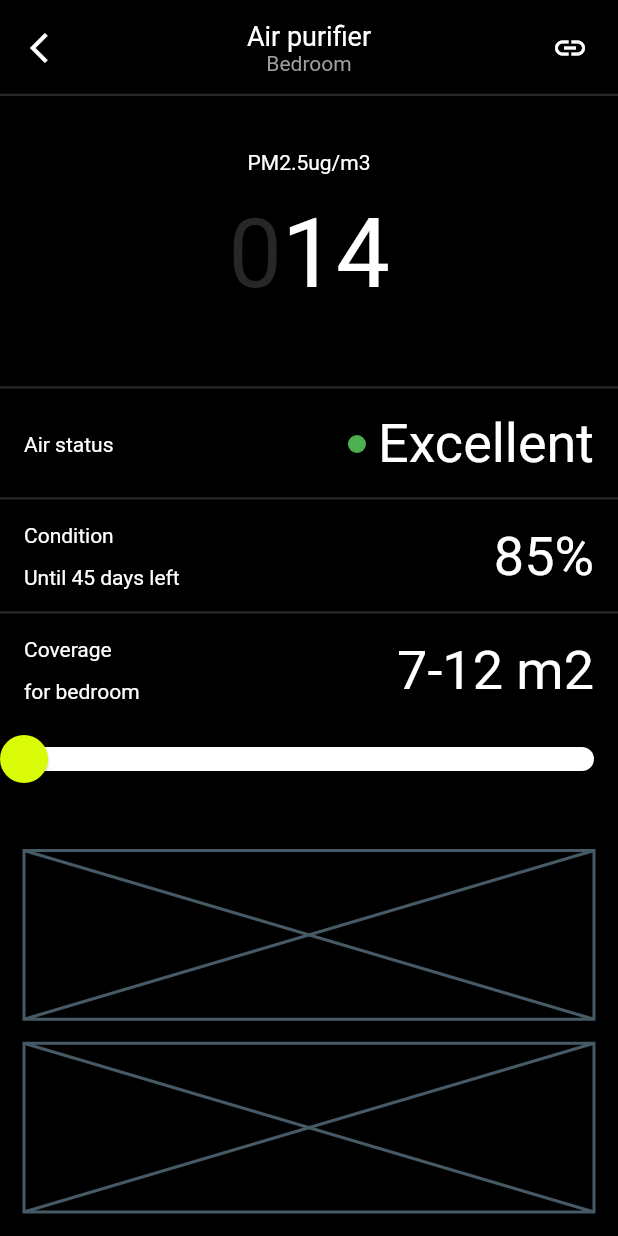
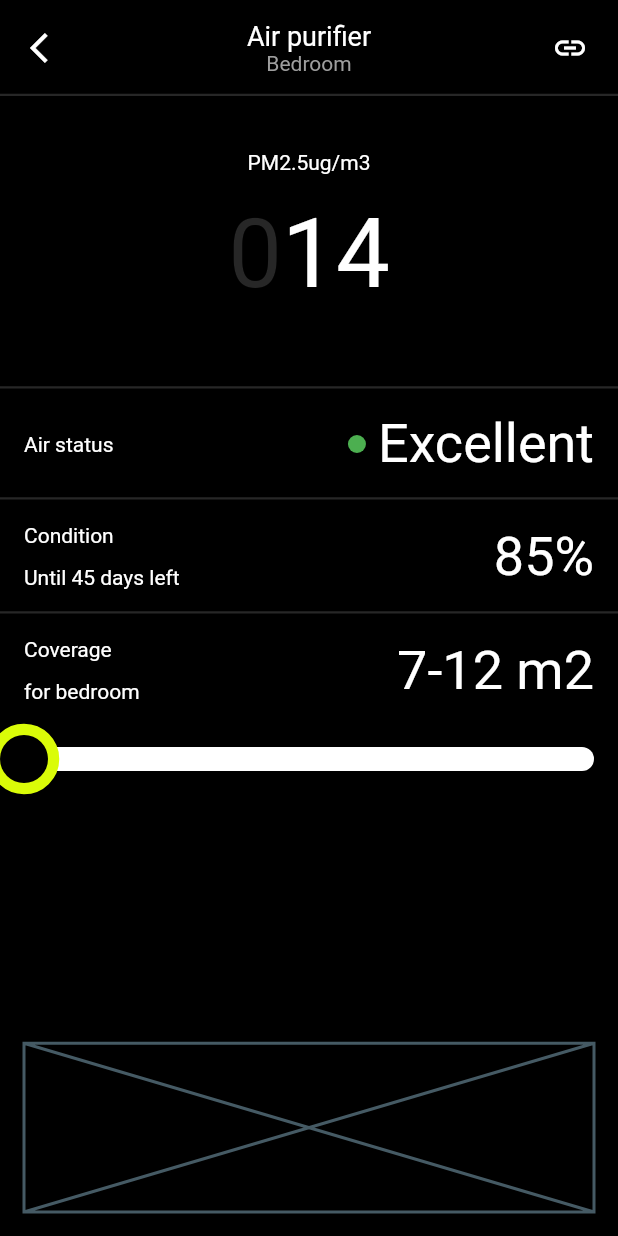
Before and after one commit to JAICHANGPARK/flutter_notebook_19th_story, a Flutter app: the screen it shows after launch, after a tap on "Air purifier", on a phone screen of 412 x 824 dp. Run offline on Flutter 3.47's test engine with Material 2 defaults, Android fonts, the phone set to English and light mode, and no system bars; our stand-ins replace cached_network_image, flutter_riverpod, freezed_annotation, smooth_page_indicator, video_player; network calls fail.

Commit message:
Update air_purifier_setting_page.dart

```diff
--- a/lib/ep1109_smart_home_app/src/ui/air_purifier_setting_page.dart
+++ b/lib/ep1109_smart_home_app/src/ui/air_purifier_setting_page.dart
@@ -228,10 +228,11 @@ class _AirPurifierSettingPageState extends State<AirPurifierSettingPage> {
                                 trackHeight: 16,
                                 overlayShape: SliderComponentShape.noThumb,
                                 inactiveTrackColor: Colors.white,
-                                thumbShape: RoundSliderThumbShape(
-                                  enabledThumbRadius: 16,
-                                  pressedElevation: 2,
-                                ),
+                                // thumbShape: RoundSliderThumbShape(
+                                //   enabledThumbRadius: 16,
+                                //   pressedElevation: 2,
+                                // ),
+                                thumbShape: SliderThumbShape(),
                                 thumbColor: kShaAccents,
                                 trackShape: RoundedRectSliderTrackShape(),
                                 activeTrackColor: kShaAccents,
@@ -260,7 +261,9 @@ class _AirPurifierSettingPageState extends State<AirPurifierSettingPage> {
                 child: Column(
                   children: [
                     Expanded(
-                      child: Placeholder(),
+                      child: Container(
+                        decoration: BoxDecoration(),
+                      ),
                     ),
                     SizedBox(
                       height: 16,
@@ -288,7 +291,7 @@ class SliderThumbShape extends SliderComponentShape {
   final double? pressedElevation;
 
   SliderThumbShape({
-    this.enabledThumbRadius = 10.0,
+    this.enabledThumbRadius = 16.0,
     this.disabledThumbRadius,
     this.elevation = 1.0,
     this.pressedElevation = 6.0,
@@ -299,7 +302,7 @@ class SliderThumbShape extends SliderComponentShape {
   @override
   Size getPreferredSize(bool isEnabled, bool isDiscrete) {
     // TODO: implement getPreferredSize
-    throw UnimplementedError();
+    return Size.fromRadius(isEnabled == true ? enabledThumbRadius ?? 0 : _disabledThumbRadius);
   }
 
   @override
@@ -325,5 +328,15 @@ class SliderThumbShape extends SliderComponentShape {
       begin: elevation,
       end: pressedElevation,
     );
+
+    final double evaluatedElevation = elevationTween.evaluate(activationAnimation);
+
+    final Paint paint = Paint()..color = kShaAccents;
+    paint.strokeWidth = 15;
+    paint.style = PaintingStyle.stroke;
+    canvas.drawCircle(center, radius, paint);
+    paint.color = Colors.black;
+    paint.style = PaintingStyle.fill;
+    canvas.drawCircle(center, radius, paint);
   }
 }
```
